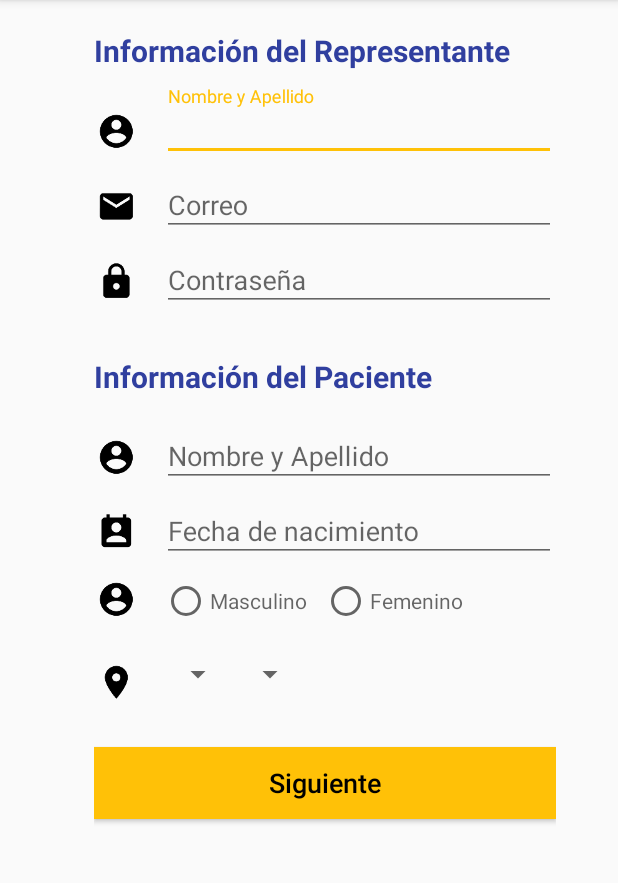
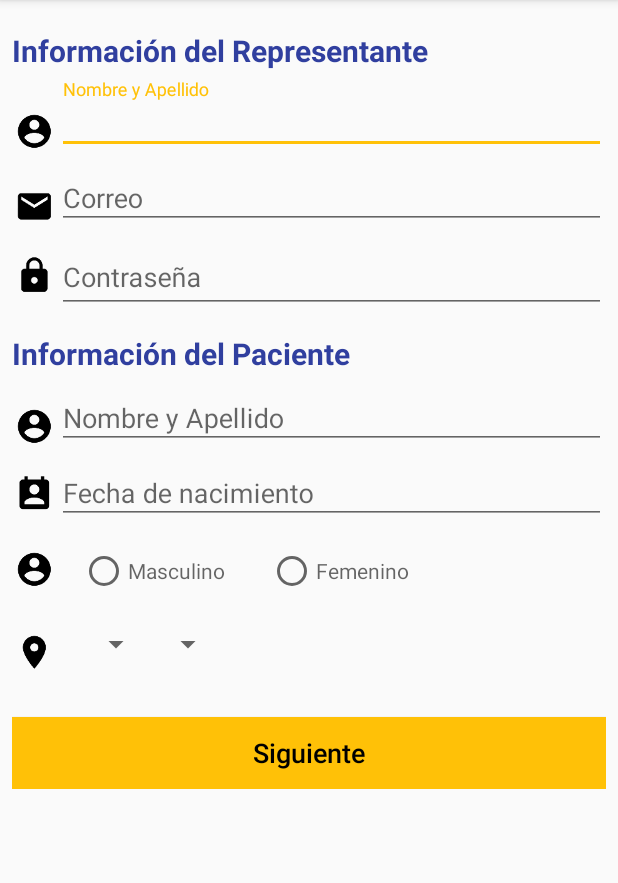
Before and after one commit to lnlindao/Insucontrol, an Android app: the RegistroActivity screen opened directly, with no data from a screen before it, on a phone screen of 412 x 824 dp, the part 84-967 px from its top. Run offline under Robolectric (Android 15) with nearby library versions, the light colour scheme and no system bars.

Commit message:
Pantallas hasta Registro completo
Falta completar pantalla principal

```diff
--- a/InsuControl/app/src/main/java/com/example/espol/insucontrol/HomeActivity.java
+++ b/InsuControl/app/src/main/java/com/example/espol/insucontrol/HomeActivity.java
@@ -2,8 +2,11 @@ package com.example.espol.insucontrol;
 
 import android.support.v7.app.AppCompatActivity;
 import android.os.Bundle;
+import android.support.v7.widget.CardView;
 
 public class HomeActivity extends AppCompatActivity {
+
+    CardView card_gs, card_ch;
 
     @Override
     protected void onCreate(Bundle savedInstanceState) {
--- a/InsuControl/app/src/main/res/layout/activity_registro.xml
+++ b/InsuControl/app/src/main/res/layout/activity_registro.xml
@@ -7,15 +7,19 @@
     tools:context="com.example.espol.insucontrol.RegistroActivity">
 
     <RelativeLayout
-        android:layout_width="308dp"
-        android:layout_height="551dp"
+        android:layout_width="0dp"
+        android:layout_height="wrap_content"
+        android:layout_marginEnd="8dp"
+        android:layout_marginLeft="8dp"
+        android:layout_marginRight="8dp"
+        android:layout_marginStart="8dp"
         app:layout_constraintHorizontal_bias="0.6"
         app:layout_constraintLeft_toLeftOf="parent"
         app:layout_constraintRight_toRightOf="parent"
         tools:layout_editor_absoluteY="0dp">
 
         <TextView
-            android:id="@+id/info"
+            android:id="@+id/textView2"
             android:layout_width="wrap_content"
             android:layout_height="wrap_content"
             android:layout_alignEnd="@+id/btnLogin"
@@ -24,30 +28,28 @@
             android:layout_alignStart="@+id/btnLogin"
             android:layout_marginBottom="10dp"
             android:layout_marginTop="20dp"
+            android:text="Información del Representante"
             android:textColor="@color/colorPrimaryDark"
-            android:text="Información del Representante"
             android:textSize="20sp"
             android:textStyle="bold" />
-
-        <TableRow
-            android:id="@+id/lineaUsuario"
-            android:layout_width="match_parent"
-            android:layout_height="50dp"
-            android:layout_below="@+id/info">
 
         <ImageView
             android:id="@+id/correoPwd"
             android:layout_width="30dp"
             android:layout_height="30dp"
-                android:layout_marginBottom="40dp"
-                android:layout_marginRight="15dp"
+            android:layout_alignParentLeft="true"
+            android:layout_alignParentStart="true"
+            android:layout_below="@+id/textView2"
             android:layout_marginTop="15dp"
             android:src="@mipmap/ic_user" />
 
         <android.support.design.widget.TextInputLayout
             android:id="@+id/input_layout_txtUser"
             android:layout_width="match_parent"
-                android:layout_height="50dp">
+            android:layout_height="50dp"
+            android:layout_alignBottom="@+id/correoPwd"
+            android:layout_toEndOf="@+id/paciente"
+            android:layout_toRightOf="@+id/paciente">
 
             <EditText
                 android:id="@+id/txtUser"
@@ -61,59 +63,62 @@
                 android:hint="@string/user"
                 android:maxLines="1" />
         </android.support.design.widget.TextInputLayout>
-        </TableRow>
-
-        <TableRow
-            android:id="@+id/lineaCorreo"
-            android:layout_width="match_parent"
-            android:layout_height="50dp"
-            android:layout_below="@+id/lineaUsuario">
 
         <ImageView
             android:id="@+id/correoIco"
             android:layout_width="30dp"
             android:layout_height="30dp"
-                android:layout_marginRight="15dp"
-                android:layout_marginTop="15dp"
+            android:layout_above="@+id/input_layout_txtPass"
+            android:layout_alignParentLeft="true"
+            android:layout_alignParentStart="true"
             android:src="@mipmap/ic_mail" />
 
         <android.support.design.widget.TextInputLayout
             android:id="@+id/input_layout_txtCorreo"
             android:layout_width="match_parent"
             android:layout_height="50dp"
-                android:layout_centerHorizontal="true">
+            android:layout_alignParentEnd="true"
+            android:layout_alignParentRight="true"
+            android:layout_below="@+id/input_layout_txtUser"
+            android:layout_toEndOf="@+id/correoPwd"
+            android:layout_toRightOf="@+id/correoPwd">
 
             <EditText
                 android:id="@+id/txtCorreo"
                 android:layout_width="match_parent"
                 android:layout_height="wrap_content"
-                    android:layout_alignParentLeft="true"
-                    android:layout_alignParentStart="true"
+                android:layout_below="@+id/input_layout_txtUser"
+                android:layout_toEndOf="@+id/correoIco"
+                android:layout_toRightOf="@+id/correoIco"
+                android:layout_weight="1"
                 android:hint="@string/correo"
                 android:inputType="textEmailAddress"
                 android:maxLines="1" />
+
         </android.support.design.widget.TextInputLayout>
-        </TableRow>
-
-        <TableRow
-            android:id="@+id/lineaPwd"
-            android:layout_width="match_parent"
-            android:layout_height="50dp"
-            android:layout_below="@+id/lineaCorreo">
 
         <ImageView
             android:id="@+id/icoPwd"
             android:layout_width="30dp"
             android:layout_height="30dp"
-                android:layout_marginRight="15dp"
-                android:layout_marginTop="15dp"
-                android:src="@mipmap/ic_pwd" />
+            android:layout_alignBottom="@+id/input_layout_txtPass"
+            android:layout_alignParentLeft="true"
+            android:layout_alignParentStart="true"
+            android:layout_marginBottom="10dp"
+            android:layout_weight="1"
+            android:src="@mipmap/ic_pwd"
+            tools:layout_editor_absoluteX="0dp"
+            tools:layout_editor_absoluteY="0dp" />
 
         <android.support.design.widget.TextInputLayout
             android:id="@+id/input_layout_txtPass"
             android:layout_width="match_parent"
-                android:layout_height="50dp"
-                android:layout_centerHorizontal="true">
+            android:layout_height="wrap_content"
+            android:layout_below="@+id/input_layout_txtCorreo"
+            android:layout_toEndOf="@+id/icoPwd"
+            android:layout_toRightOf="@+id/icoPwd"
+            tools:layout_editor_absoluteX="8dp"
+            tools:layout_editor_absoluteY="0dp">
 
             <EditText
                 android:id="@+id/txtPass"
@@ -125,41 +130,41 @@
                 android:hint="@string/pass"
                 android:inputType="textPassword"
                 android:maxLines="1" />
+
         </android.support.design.widget.TextInputLayout>
-        </TableRow>
-
 
         <TextView
-            android:id="@+id/infoPaciente"
+            android:id="@+id/textView4"
             android:layout_width="wrap_content"
             android:layout_height="wrap_content"
-            android:layout_below="@+id/lineaPwd"
-            android:layout_marginBottom="10dp"
-            android:layout_marginTop="30dp"
+            android:layout_alignParentLeft="true"
+            android:layout_alignParentStart="true"
+            android:layout_below="@+id/input_layout_txtPass"
+            android:layout_marginTop="13dp"
+            android:layout_weight="1"
             android:text="Información del Paciente"
             android:textColor="@color/colorPrimaryDark"
             android:textSize="20sp"
             android:textStyle="bold" />
 
-        <TableRow
-            android:id="@+id/lineaPaciente"
-            android:layout_width="match_parent"
-            android:layout_height="50dp"
-            android:layout_below="@+id/infoPaciente">
-
         <ImageView
             android:id="@+id/paciente"
             android:layout_width="30dp"
             android:layout_height="30dp"
-                android:layout_marginBottom="40dp"
-                android:layout_marginRight="15dp"
-                android:layout_marginTop="15dp"
-                android:src="@mipmap/ic_user" />
+            android:src="@mipmap/ic_user"
+            android:layout_above="@+id/icoFecha"
+            android:layout_alignParentLeft="true"
+            android:layout_alignParentStart="true" />
 
         <android.support.design.widget.TextInputLayout
             android:id="@+id/input_layout_txtUserPaciente"
             android:layout_width="match_parent"
-                android:layout_height="50dp">
+            android:layout_height="50dp"
+            android:layout_alignParentEnd="true"
+            android:layout_alignParentRight="true"
+            android:layout_below="@+id/textView4"
+            android:layout_toEndOf="@+id/paciente"
+            android:layout_toRightOf="@+id/paciente">
 
             <EditText
                 android:id="@+id/txtUserPaciente"
@@ -173,19 +178,14 @@
                 android:hint="@string/user"
                 android:maxLines="1" />
         </android.support.design.widget.TextInputLayout>
-        </TableRow>
-
-        <TableRow
-            android:id="@+id/lineaFecha"
-            android:layout_width="match_parent"
-            android:layout_height="50dp"
-            android:layout_below="@+id/lineaPaciente">
 
         <ImageView
             android:id="@+id/icoFecha"
             android:layout_width="30dp"
             android:layout_height="30dp"
-                android:layout_marginRight="15dp"
+            android:layout_alignParentLeft="true"
+            android:layout_alignParentStart="true"
+            android:layout_below="@+id/input_layout_txtUserPaciente"
             android:layout_marginTop="15dp"
             android:src="@mipmap/ic_fecha" />
 
@@ -193,7 +193,11 @@
             android:id="@+id/input_layout_txtFecha"
             android:layout_width="match_parent"
             android:layout_height="50dp"
-                android:layout_centerHorizontal="true">
+            android:layout_alignParentEnd="true"
+            android:layout_alignParentRight="true"
+            android:layout_below="@+id/input_layout_txtUserPaciente"
+            android:layout_toEndOf="@+id/paciente"
+            android:layout_toRightOf="@+id/paciente">
 
             <EditText
                 android:id="@+id/txtFecha"
@@ -205,8 +209,8 @@
                 android:hint="@string/fecha"
                 android:inputType="date"
                 android:maxLines="1" />
+
         </android.support.design.widget.TextInputLayout>
-        </TableRow>
 
         <RadioGroup
             android:id="@+id/rdgenero"
@@ -214,8 +218,8 @@
             android:layout_height="wrap_content"
             android:layout_alignParentLeft="true"
             android:layout_alignParentStart="true"
-            android:layout_below="@+id/lineaFecha"
-            android:layout_marginTop="10dp"
+            android:layout_below="@+id/input_layout_txtFecha"
+            android:layout_marginTop="15dp"
             android:orientation="horizontal">
 
             <ImageView
@@ -227,7 +231,8 @@
                 android:src="@mipmap/ic_user" />
 
             <RadioButton
-                android:layout_width="wrap_content"
+                android:id="@+id/radioButton5"
+                android:layout_width="115dp"
                 android:layout_height="wrap_content"
                 android:layout_marginRight="10dp"
                 android:hint="@string/m" />
@@ -252,8 +257,8 @@
                 android:id="@+id/icoLugar"
                 android:layout_width="30dp"
                 android:layout_height="30dp"
+                android:layout_marginRight="15dp"
                 android:layout_marginTop="15dp"
-                android:layout_marginRight="15dp"
                 android:src="@mipmap/ic_lugar" />
 
             <Spinner
@@ -285,7 +290,6 @@
             android:textColor="@color/colorBlack"
             android:textSize="18sp" />
 
-
     </RelativeLayout>
 
 
```
Also changed, not shown: InsuControl/app/src/main/res/layout/activity_home.xml (+107 -9 lines), InsuControl/app/src/main/res/layout/activity_info_medica.xml (+16 -12 lines), InsuControl/app/src/main/ic_mas-web.png (added), InsuControl/app/src/main/ic_mas_black-web.png (added), InsuControl/app/src/main/res/mipmap-hdpi/ic_mas.png (added), InsuControl/app/src/main/res/mipmap-hdpi/ic_mas_black.png (added), InsuControl/app/src/main/res/mipmap-mdpi/ic_mas.png (added), InsuControl/app/src/main/res/mipmap-mdpi/ic_mas_black.png (added), InsuControl/app/src/main/res/mipmap-xhdpi/ic_mas.png (added), InsuControl/app/src/main/res/mipmap-xhdpi/ic_mas_black.png (added), InsuControl/app/src/main/res/mipmap-xxhdpi/ic_mas.png (added), InsuControl/app/src/main/res/mipmap-xxhdpi/ic_mas_black.png (added), InsuControl/app/src/main/res/mipmap-xxxhdpi/ic_mas.png (added), InsuControl/app/src/main/res/mipmap-xxxhdpi/ic_mas_black.png (added). Lines whose indentation alone changed are shown as unchanged.
